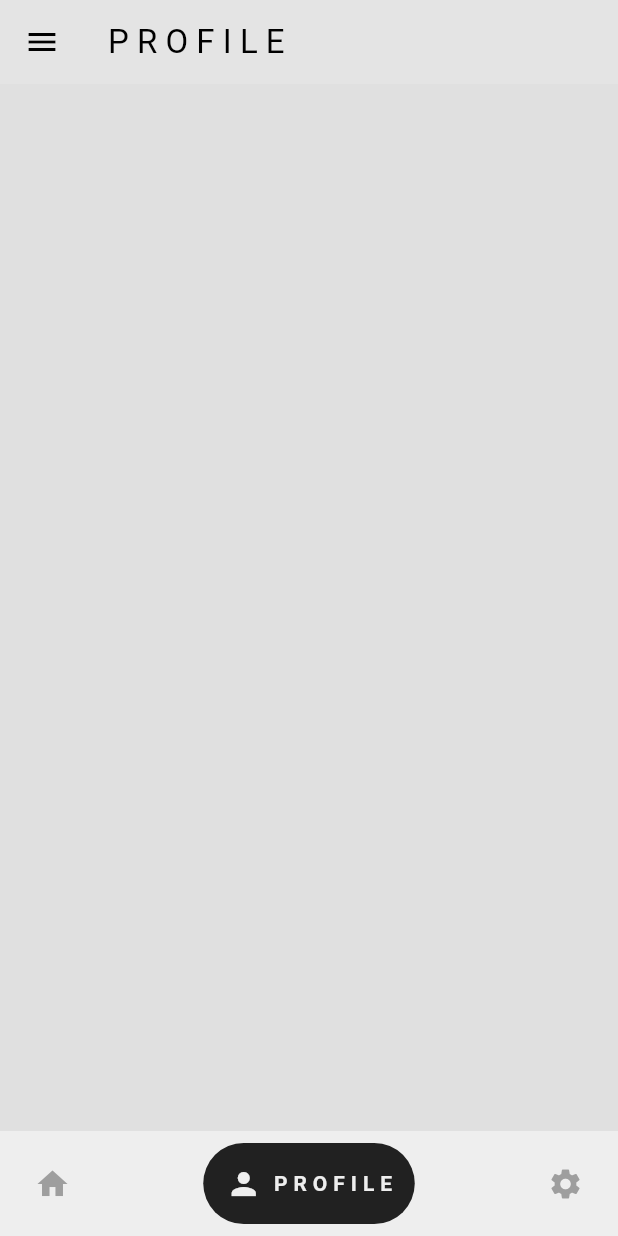
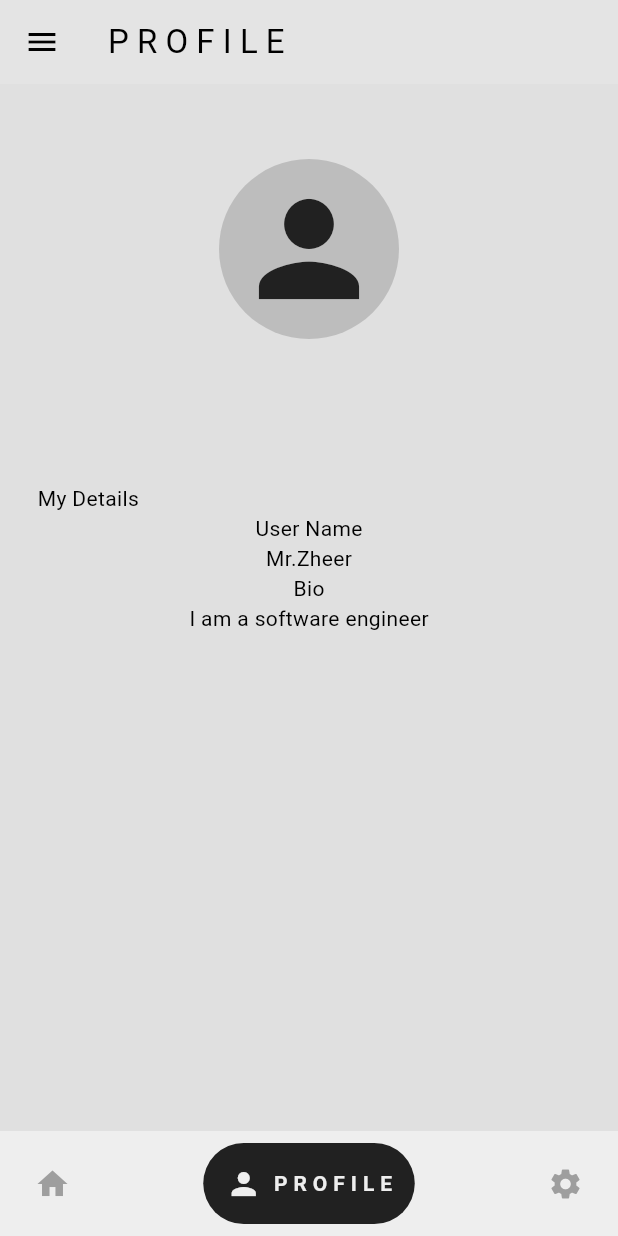
Before and after one commit to ZheerBarzan/project_zeta, a Flutter app: the screen it shows once a user with an empty profile is signed in, item 2 of the bottom bar chosen, on a phone screen of 412 x 824 dp. Run offline on Flutter 3.47's test engine with Material 3 defaults, Android fonts, the light colour scheme and no system bars; drawn by our look-alikes of google_nav_bar; our stand-ins replace cloud_firestore, firebase_auth, firebase_core, google_sign_in; accounts and stored records are empty.

Commit message:
adding the details needs styling

```diff
--- a/lib/components/my_list_tile.dart
+++ b/lib/components/my_list_tile.dart
@@ -1,5 +1,6 @@
 import 'package:flutter/material.dart';
 
+// ignore: must_be_immutable
 class MyListTile extends StatelessWidget {
   final IconData? icon;
   final String? text;
--- /dev/null
+++ b/lib/components/text_box.dart
@@ -0,0 +1,19 @@
+import 'package:flutter/material.dart';
+
+class MyTextBox extends StatelessWidget {
+  final String text;
+  final String sectionName;
+  const MyTextBox({super.key, required this.text, required this.sectionName});
+
+  @override
+  Widget build(BuildContext context) {
+    return Container(
+      child: Column(
+        children: [
+          Text(sectionName),
+          Text(text),
+        ],
+      ),
+    );
+  }
+}
--- a/lib/pages/home_page.dart
+++ b/lib/pages/home_page.dart
@@ -5,7 +5,6 @@
 import 'package:project_bugkill/components/my_drawer.dart';
 import 'package:project_bugkill/components/my_textfiled.dart';
 import 'package:project_bugkill/pages/profile_page.dart';
-import 'package:project_bugkill/pages/settings_page.dart';
 
 class HomePage extends StatefulWidget {
   const HomePage({super.key});
--- a/lib/pages/nav_page.dart
+++ b/lib/pages/nav_page.dart
@@ -1,5 +1,4 @@
 import 'package:flutter/material.dart';
-import 'package:project_bugkill/components/my_drawer.dart';
 import 'package:project_bugkill/pages/home_page.dart';
 import 'package:project_bugkill/pages/profile_page.dart';
 import 'package:project_bugkill/pages/settings_page.dart';
@@ -30,7 +29,6 @@
   @override
   Widget build(BuildContext context) {
     return Scaffold(
-      drawer: const MyDrawer(),
       body: pages[currentIndex],
       bottomNavigationBar: Container(
         color: Theme.of(context).colorScheme.secondary,
--- a/lib/pages/profile_page.dart
+++ b/lib/pages/profile_page.dart
@@ -1,9 +1,17 @@
+import 'package:firebase_auth/firebase_auth.dart';
 import 'package:flutter/material.dart';
 import 'package:project_bugkill/components/my_drawer.dart';
+import 'package:project_bugkill/components/text_box.dart';
 
-class ProfilePage extends StatelessWidget {
+class ProfilePage extends StatefulWidget {
   const ProfilePage({super.key});
 
+  @override
+  State<ProfilePage> createState() => _ProfilePageState();
+}
+
+class _ProfilePageState extends State<ProfilePage> {
+  final currentUser = FirebaseAuth.instance.currentUser!;
   @override
   Widget build(BuildContext context) {
     return Scaffold(
@@ -14,16 +22,39 @@
       ),
       drawer: const MyDrawer(),
       body: ListView(
-        children: const [
+        children: [
+          const SizedBox(height: 50),
           // user profile picture
+          Container(
+            decoration: BoxDecoration(
+                shape: BoxShape.circle, color: Colors.grey.shade400),
+            padding: const EdgeInsets.all(10),
+            child: Icon(
+              Icons.person,
+              size: 100,
+              color: Theme.of(context).colorScheme.inversePrimary,
+            ),
+          ),
+
+          const SizedBox(height: 25),
+          // user email
+          Text(
+            currentUser.email!,
+            textAlign: TextAlign.center,
+          ),
+          const SizedBox(height: 50),
+
+          //user details
+          const Padding(
+            padding: EdgeInsets.only(left: 25),
+            child: Text("My Details "),
+          ),
 
           // user name
-
-          // user email
-
-          //user details
+          const MyTextBox(text: "Mr.Zheer", sectionName: "User Name"),
 
           //bio
+          const MyTextBox(text: "I am a software engineer", sectionName: "Bio"),
 
           //user posts
         ],
```
